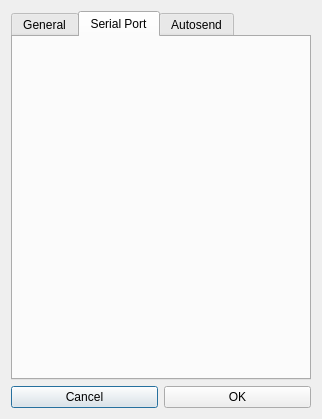
The window that generalsettingdialog.ui (mishkoLitvin/L_Aries-progect) describes before a commit, drawn with Qt 5.
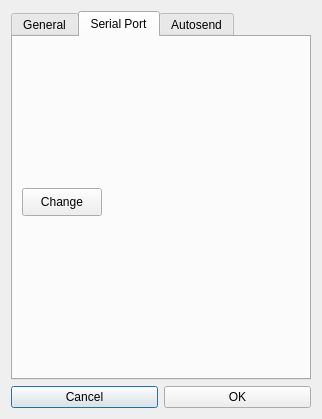
The same window after the commit. The open tabs and pages were chosen to show the change.

Commit message: Serial port settings set to be called form general settings

```diff
--- a/generalsettingdialog.ui
+++ b/generalsettingdialog.ui
@@ -145,6 +145,19 @@
       <attribute name="title">
        <string>Serial Port</string>
       </attribute>
+      <widget class="QPushButton" name="pButtonChangeSerialSettings">
+       <property name="geometry">
+        <rect>
+         <x>9</x>
+         <y>151</y>
+         <width>80</width>
+         <height>28</height>
+        </rect>
+       </property>
+       <property name="text">
+        <string>Change</string>
+       </property>
+      </widget>
      </widget>
      <widget class="QWidget" name="tab">
       <attribute name="title">
```
Left out of the diff: 2 changed lines with no effect on the pictures. The commit also changes 6 other files.
